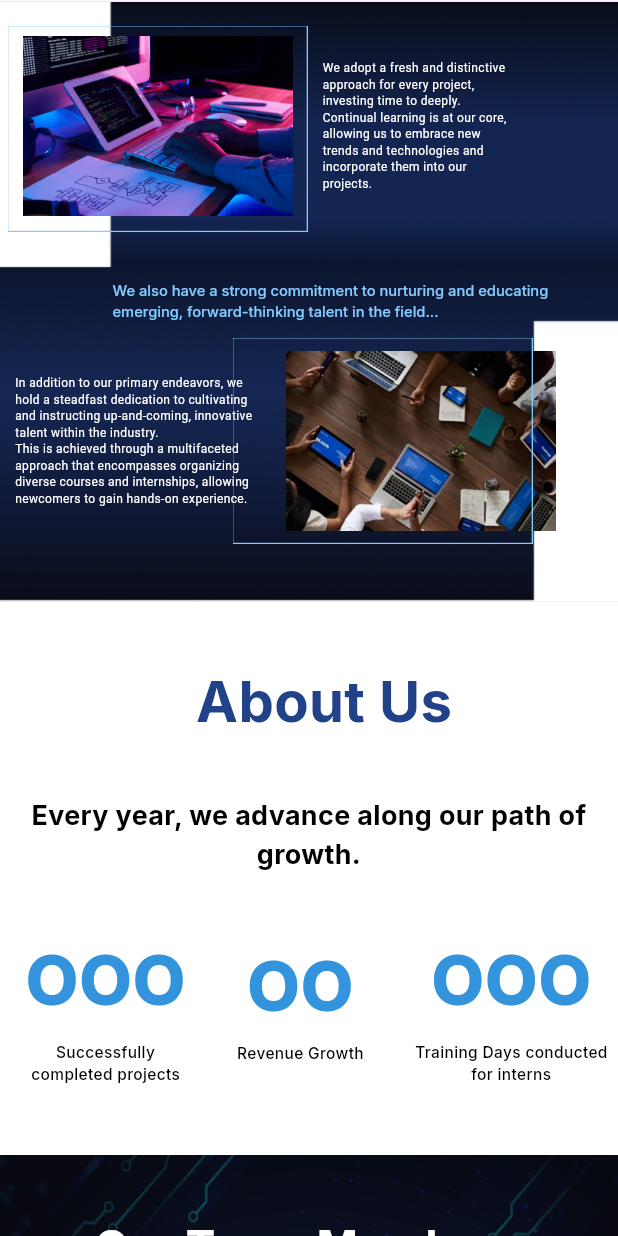
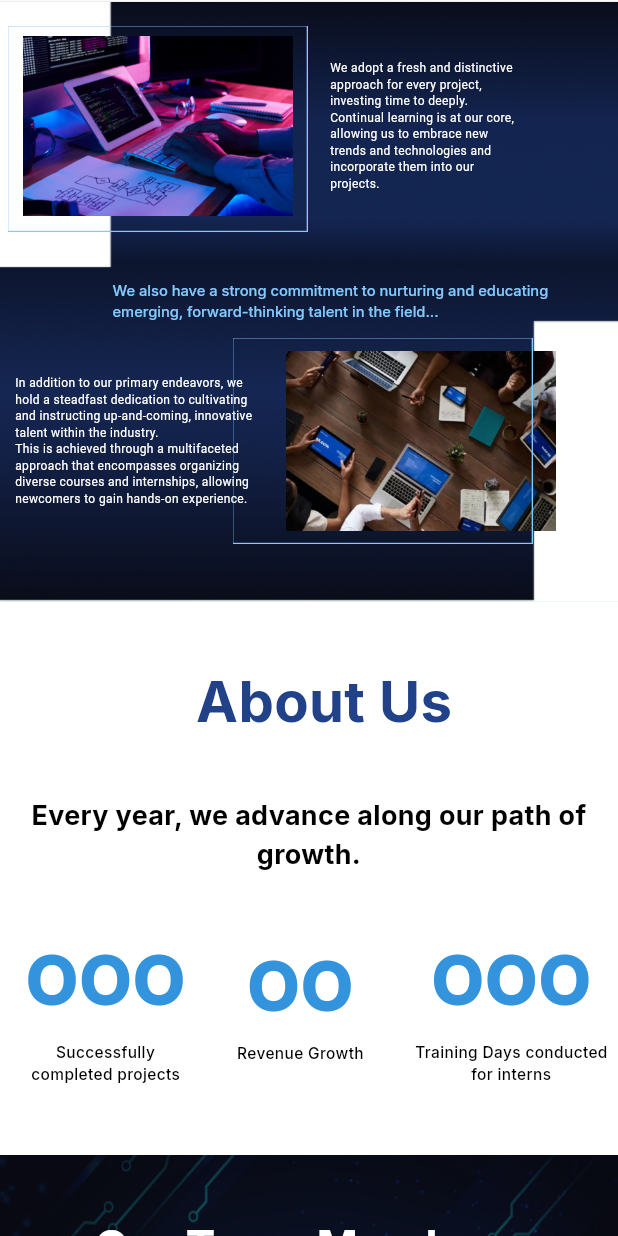
Before and after one commit to prachipachangepp/website_binyuga_new1, a Flutter app: the screen it shows after launch, scrolled down 576 dp, on a phone screen of 412 x 824 dp. Run offline on Flutter 3.47's test engine with Material 3 defaults, Android fonts, the phone set to English and light mode, and no system bars; our stand-ins replace font_awesome_flutter, google_fonts.

Commit message:
updated home page

```diff
--- a/lib/screens/mobile_screens/home_screen_mobile/mobile_home_section_three.dart
+++ b/lib/screens/mobile_screens/home_screen_mobile/mobile_home_section_three.dart
@@ -35,7 +35,7 @@ class MobileHomeSectionThree extends StatelessWidget {
 
 
                 Padding(
-                  padding: const EdgeInsets.only(left:20),
+                  padding: const EdgeInsets.only(left:25),
                   child: Text(
                     MobileAppString.mobileunionTxt1,
                     style: TextStyle(
```
